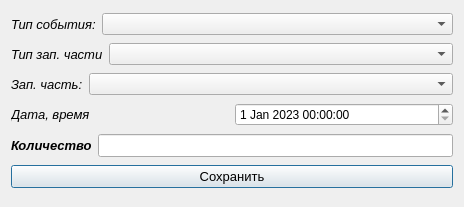
Old version of the form forms/Form_EditEvent.ui in the repository LeonSoftLab/PartsWarehouse.
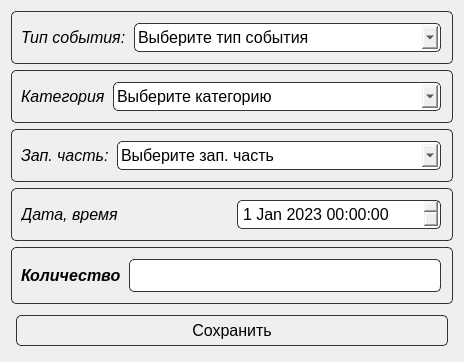
New version of the form.

Patch:
```diff
--- a/forms/Form_EditEvent.ui
+++ b/forms/Form_EditEvent.ui
@@ -7,7 +7,7 @@
     <x>0</x>
     <y>0</y>
     <width>464</width>
-    <height>207</height>
+    <height>266</height>
    </rect>
   </property>
   <property name="font">
@@ -21,16 +21,30 @@
   </property>
   <layout class="QVBoxLayout" name="verticalLayout">
    <item>
+    <widget class="QFrame" name="frame1">
+     <property name="styleSheet">
+      <string notr="true">color: black;
+border: 1px solid rgba(0, 0, 0, 200);
+border-radius : 5px;</string>
+     </property>
     <layout class="QHBoxLayout" name="horizontalLayout">
      <item>
       <widget class="QLabel" name="label_type_event">
        <property name="font">
         <font>
-         <pointsize>10</pointsize>
+          <family>Arial</family>
+          <pointsize>12</pointsize>
          <italic>true</italic>
          <bold>false</bold>
         </font>
        </property>
+        <property name="styleSheet">
+         <string notr="true">background-color: none;
+color: black;
+font-family: &quot;Arial&quot;;
+font-size: 12pt;
+border: none;</string>
+        </property>
        <property name="text">
         <string>Тип события:</string>
        </property>
@@ -44,6 +58,13 @@
          <verstretch>0</verstretch>
         </sizepolicy>
        </property>
+        <property name="styleSheet">
+         <string notr="true">color: black;
+font-family: &quot;Arial&quot;;
+font-size: 12pt;
+margin: 2px;
+padding: 3px;</string>
+        </property>
        <property name="currentIndex">
         <number>-1</number>
        </property>
@@ -63,20 +84,35 @@
       </widget>
      </item>
     </layout>
+    </widget>
    </item>
    <item>
+    <widget class="QFrame" name="frame5">
+     <property name="styleSheet">
+      <string notr="true">color: black;
+border: 1px solid rgba(0, 0, 0, 200);
+border-radius : 5px;</string>
+     </property>
     <layout class="QHBoxLayout" name="horizontalLayout_5">
      <item>
       <widget class="QLabel" name="label_type_part">
        <property name="font">
         <font>
-         <pointsize>10</pointsize>
+          <family>Arial</family>
+          <pointsize>12</pointsize>
          <italic>true</italic>
          <bold>false</bold>
         </font>
        </property>
+        <property name="styleSheet">
+         <string notr="true">background-color: none;
+color: black;
+font-family: &quot;Arial&quot;;
+font-size: 12pt;
+border: none;</string>
+        </property>
        <property name="text">
-        <string>Тип зап. части</string>
+         <string>Категория</string>
        </property>
       </widget>
      </item>
@@ -88,24 +124,46 @@
          <verstretch>0</verstretch>
         </sizepolicy>
        </property>
+        <property name="styleSheet">
+         <string notr="true">color: black;
+font-family: &quot;Arial&quot;;
+font-size: 12pt;
+margin: 2px;
+padding: 3px;</string>
+        </property>
        <property name="placeholderText">
-        <string>Выберите тип зап. части</string>
+         <string>Выберите категорию</string>
        </property>
       </widget>
      </item>
     </layout>
+    </widget>
    </item>
    <item>
+    <widget class="QFrame" name="frame2">
+     <property name="styleSheet">
+      <string notr="true">color: black;
+border: 1px solid rgba(0, 0, 0, 200);
+border-radius : 5px;</string>
+     </property>
     <layout class="QHBoxLayout" name="horizontalLayout_2">
      <item>
       <widget class="QLabel" name="label_part">
        <property name="font">
         <font>
-         <pointsize>10</pointsize>
+          <family>Arial</family>
+          <pointsize>12</pointsize>
          <italic>true</italic>
          <bold>false</bold>
         </font>
        </property>
+        <property name="styleSheet">
+         <string notr="true">background-color: none;
+color: black;
+font-family: &quot;Arial&quot;;
+font-size: 12pt;
+border: none;</string>
+        </property>
        <property name="text">
         <string>Зап. часть:</string>
        </property>
@@ -119,24 +177,46 @@
          <verstretch>0</verstretch>
         </sizepolicy>
        </property>
+        <property name="styleSheet">
+         <string notr="true">color: black;
+font-family: &quot;Arial&quot;;
+font-size: 12pt;
+margin: 2px;
+padding: 3px;</string>
+        </property>
        <property name="placeholderText">
         <string>Выберите зап. часть</string>
        </property>
       </widget>
      </item>
     </layout>
+    </widget>
    </item>
    <item>
+    <widget class="QFrame" name="frame3">
+     <property name="styleSheet">
+      <string notr="true">color: black;
+border: 1px solid rgba(0, 0, 0, 200);
+border-radius : 5px;</string>
+     </property>
     <layout class="QHBoxLayout" name="horizontalLayout_3">
      <item>
       <widget class="QLabel" name="label_date_time">
        <property name="font">
         <font>
-         <pointsize>10</pointsize>
+          <family>Arial</family>
+          <pointsize>12</pointsize>
          <italic>true</italic>
          <bold>false</bold>
         </font>
        </property>
+        <property name="styleSheet">
+         <string notr="true">background-color: none;
+color: black;
+font-family: &quot;Arial&quot;;
+font-size: 12pt;
+border: none;</string>
+        </property>
        <property name="text">
         <string>Дата, время</string>
        </property>
@@ -144,6 +224,13 @@
      </item>
      <item>
       <widget class="QDateTimeEdit" name="dte_date_time">
+        <property name="styleSheet">
+         <string notr="true">color: black;
+font-family: &quot;Arial&quot;;
+font-size: 12pt;
+margin: 2px;
+padding: 3px;</string>
+        </property>
        <property name="dateTime">
         <datetime>
          <hour>0</hour>
@@ -157,18 +244,33 @@
       </widget>
      </item>
     </layout>
+    </widget>
    </item>
    <item>
+    <widget class="QFrame" name="frame4">
+     <property name="styleSheet">
+      <string notr="true">color: black;
+border: 1px solid rgba(0, 0, 0, 200);
+border-radius : 5px;</string>
+     </property>
     <layout class="QHBoxLayout" name="horizontalLayout_4">
      <item>
       <widget class="QLabel" name="label_qty">
        <property name="font">
         <font>
-         <pointsize>10</pointsize>
+          <family>Arial</family>
+          <pointsize>12</pointsize>
          <italic>true</italic>
          <bold>true</bold>
         </font>
        </property>
+        <property name="styleSheet">
+         <string notr="true">background-color: none;
+color: black;
+font-family: &quot;Arial&quot;;
+font-size: 12pt;
+border: none;</string>
+        </property>
        <property name="text">
         <string>Количество</string>
        </property>
@@ -178,27 +280,41 @@
       <widget class="QLineEdit" name="edit_qty">
        <property name="font">
         <font>
-         <pointsize>10</pointsize>
+          <family>Arial</family>
+          <pointsize>14</pointsize>
          <bold>true</bold>
         </font>
        </property>
+        <property name="styleSheet">
+         <string notr="true">color: black;
+font-family: &quot;Arial&quot;;
+font-size: 14pt;
+margin: 2px;
+padding: 3px;</string>
+        </property>
       </widget>
      </item>
     </layout>
+    </widget>
    </item>
    <item>
     <widget class="QPushButton" name="btn_save">
      <property name="font">
       <font>
        <family>Arial</family>
-       <pointsize>10</pointsize>
+       <pointsize>12</pointsize>
        <italic>false</italic>
        <bold>false</bold>
       </font>
      </property>
      <property name="styleSheet">
       <string notr="true">QPushButton {
-font: 10pt &quot;Arial&quot;;
+font: 12pt &quot;Arial&quot;;
+margin: 5px;
+padding: 5px;
+color: black;
+border: 1px solid rgba(0, 0, 0, 200);
+border-radius : 5px;
 }
 QPushButton:hover {
 background-color: rgba(2, 144, 0, 150);
```
Left out of the diff: 12 changed lines with no effect on the pictures. Lines whose indentation alone changed are shown as unchanged.
